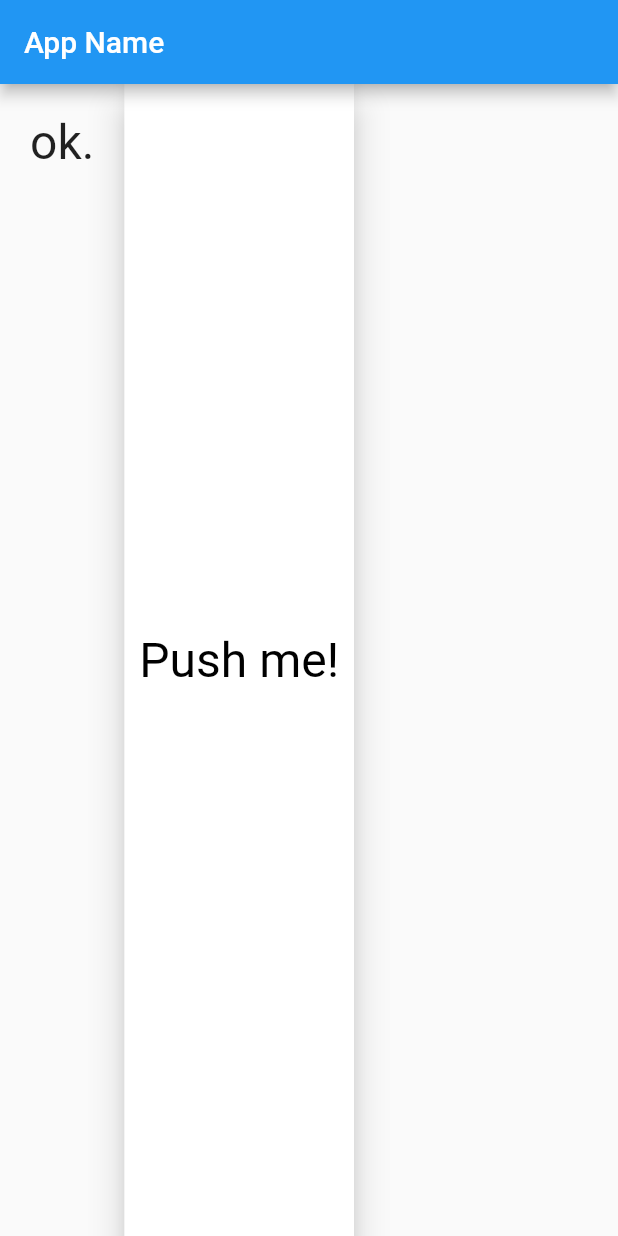
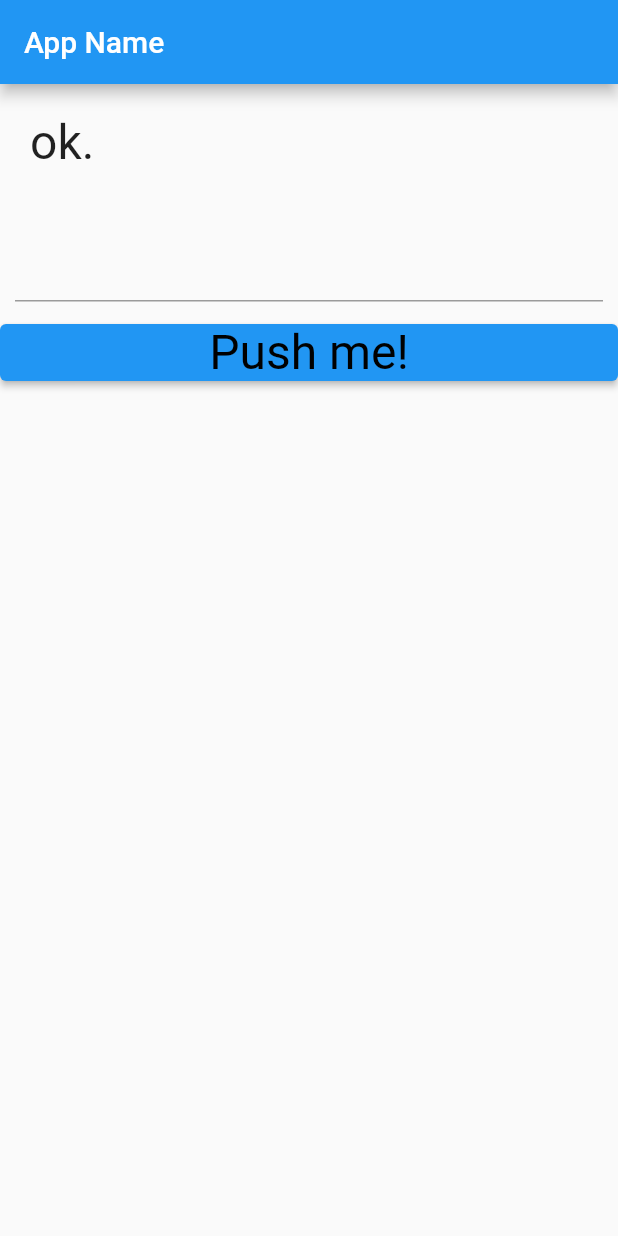
Before and after one commit to uni51/flutter_tsuyano_app_01, a Flutter app: the screen it shows after launch, on a phone screen of 412 x 824 dp. Run offline on Flutter 3.47's test engine with Material 2 defaults, Android fonts, the phone set to English and light mode, and no system bars.

Commit message:
3-2-1 TextFieldとController

```diff
--- a/lib/main.dart
+++ b/lib/main.dart
@@ -28,23 +28,22 @@
 
 class _MyHomePageState extends State<MyHomePage> {
   static var _message = 'ok.';
-  static var _janken = <String>['グー', 'チョキ', 'パー'];
-
+  static final _controller = TextEditingController();
 
   @override
   Widget build(BuildContext context) {
     return Scaffold(
       appBar: AppBar(
-        title: Text('App Name'),
+        title: const Text('App Name'),
       ),
-      body:
-      Row(
+      body: Center(
+        child: Column(
           mainAxisAlignment: MainAxisAlignment.start,
           mainAxisSize: MainAxisSize.max,
           crossAxisAlignment: CrossAxisAlignment.stretch,
           children: <Widget>[
             Padding(
-              padding: EdgeInsets.all(20.0),
+              padding: const EdgeInsets.all(20.0),
               child: Text(
                 _message,
                 style: const TextStyle(
@@ -53,28 +52,36 @@
                     fontFamily: "Roboto"),
               ),
             ),
-            RawMaterialButton(
-                fillColor: Colors.white,
-                elevation: 10.0,
-                padding: EdgeInsets.all(10.0),
+            Padding(
+              padding: const EdgeInsets.all(10.0),
+              child: TextField(
+                controller: _controller,
+                style: const TextStyle(
+                    fontSize: 28.0,
+                    color: Color(0xffFF0000),
+                    fontWeight: FontWeight.w400,
+                    fontFamily: "Roboto"),
+              ),
+            ),
+            ElevatedButton(
                 onPressed: buttonPressed,
                 child: const Text(
                   "Push me!",
-                  style: TextStyle(fontSize:32.0,
+                  style: TextStyle(
+                      fontSize: 32.0,
                       color: Color(0xff000000),
                       fontWeight: FontWeight.w400,
                       fontFamily: "Roboto"),
-                )
-            ),
-
-          ]
+                )),
+          ],
+        ),
       ),
     );
   }
 
   void buttonPressed() {
     setState(() {
-      _message = (_janken..shuffle()).first;
+      _message = 'you said: ' + _controller.text;
     });
   }
 }
```
